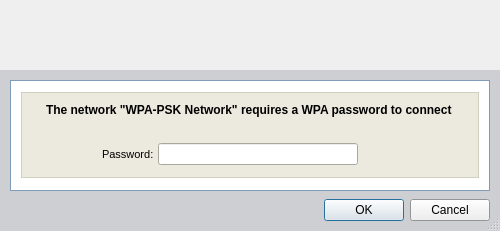
Before: the Qt Designer form xsupplicant-ui/Skins/Default/PSKWindow.ui in Zero3K/xsupplicant, drawn with Qt 5.
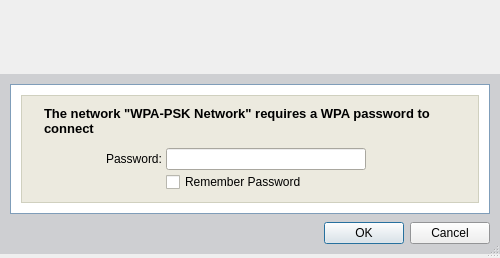
After: the same form once the commit is applied. Icons and pictures are not drawn.

Commit message: Mark connections made from SSID list as volatile Update password prompt dialogs to have option to remember password Don't show "hidden" SSIDs in SSID list Don't show volatile connections in connect dialog and in config dialog

The edit to the form file:
```diff
--- a/xsupplicant-ui/Skins/Default/PSKWindow.ui
+++ b/xsupplicant-ui/Skins/Default/PSKWindow.ui
@@ -6,21 +6,33 @@
     <x>0</x>
     <y>0</y>
     <width>500</width>
-    <height>231</height>
+    <height>258</height>
    </rect>
   </property>
+  <property name="sizePolicy" >
+   <sizepolicy vsizetype="Fixed" hsizetype="Preferred" >
+    <horstretch>0</horstretch>
+    <verstretch>0</verstretch>
+   </sizepolicy>
+  </property>
   <property name="minimumSize" >
    <size>
     <width>500</width>
-    <height>231</height>
+    <height>258</height>
    </size>
   </property>
   <property name="maximumSize" >
    <size>
     <width>500</width>
-    <height>231</height>
+    <height>258</height>
    </size>
   </property>
+  <property name="font" >
+   <font>
+    <family>Arial</family>
+    <pointsize>9</pointsize>
+   </font>
+  </property>
   <property name="windowTitle" >
    <string/>
   </property>
@@ -116,6 +128,12 @@
    </item>
    <item>
     <widget class="QFrame" name="mainFrame" >
+     <property name="sizePolicy" >
+      <sizepolicy vsizetype="Fixed" hsizetype="Preferred" >
+       <horstretch>0</horstretch>
+       <verstretch>0</verstretch>
+      </sizepolicy>
+     </property>
      <property name="palette" >
       <palette>
        <active>
@@ -207,6 +225,12 @@
       </property>
       <item>
        <widget class="QFrame" name="outerCosmeticFrame" >
+        <property name="sizePolicy" >
+         <sizepolicy vsizetype="Fixed" hsizetype="Preferred" >
+          <horstretch>0</horstretch>
+          <verstretch>0</verstretch>
+         </sizepolicy>
+        </property>
         <property name="palette" >
          <palette>
           <active>
@@ -331,13 +355,13 @@
            <property name="minimumSize" >
             <size>
              <width>16</width>
-             <height>86</height>
+             <height>16</height>
             </size>
            </property>
            <property name="maximumSize" >
             <size>
              <width>16777215</width>
-             <height>86</height>
+             <height>16777215</height>
             </size>
            </property>
            <property name="palette" >
@@ -475,13 +499,13 @@
                 <number>0</number>
                </property>
                <property name="leftMargin" >
-                <number>14</number>
+                <number>12</number>
                </property>
                <property name="topMargin" >
                 <number>0</number>
                </property>
                <property name="rightMargin" >
-                <number>14</number>
+                <number>12</number>
                </property>
                <property name="bottomMargin" >
                 <number>0</number>
@@ -527,8 +551,8 @@
                  </property>
                  <property name="font" >
                   <font>
-                   <family>MS Shell Dlg 2</family>
-                   <pointsize>9</pointsize>
+                   <family>Arial</family>
+                   <pointsize>10</pointsize>
                    <weight>75</weight>
                    <bold>true</bold>
                   </font>
@@ -561,7 +585,7 @@
               <property name="minimumSize" >
                <size>
                 <width>16</width>
-                <height>22</height>
+                <height>16</height>
                </size>
               </property>
               <property name="frameShape" >
@@ -587,7 +611,37 @@
                 <number>0</number>
                </property>
                <item>
-                <widget class="QFrame" name="passwordFrame" >
+                <widget class="QFrame" name="labelsFrame" >
+                 <property name="sizePolicy" >
+                  <sizepolicy vsizetype="Preferred" hsizetype="Preferred" >
+                   <horstretch>0</horstretch>
+                   <verstretch>0</verstretch>
+                  </sizepolicy>
+                 </property>
+                 <property name="frameShape" >
+                  <enum>QFrame::NoFrame</enum>
+                 </property>
+                 <property name="frameShadow" >
+                  <enum>QFrame::Raised</enum>
+                 </property>
+                 <layout class="QVBoxLayout" >
+                  <property name="spacing" >
+                   <number>6</number>
+                  </property>
+                  <property name="leftMargin" >
+                   <number>0</number>
+                  </property>
+                  <property name="topMargin" >
+                   <number>0</number>
+                  </property>
+                  <property name="rightMargin" >
+                   <number>0</number>
+                  </property>
+                  <property name="bottomMargin" >
+                   <number>0</number>
+                  </property>
+                  <item>
+                   <widget class="QFrame" name="frame_10" >
                  <property name="sizePolicy" >
                   <sizepolicy vsizetype="Fixed" hsizetype="Preferred" >
                    <horstretch>0</horstretch>
@@ -636,7 +690,7 @@
                     <property name="sizeHint" >
                      <size>
                       <width>40</width>
-                      <height>20</height>
+                         <height>2</height>
                      </size>
                     </property>
                    </spacer>
@@ -700,20 +754,30 @@
                     </property>
                     <property name="font" >
                      <font>
-                      <family>MS Shell Dlg 2</family>
-                      <pointsize>8</pointsize>
+                         <family>Arial</family>
+                         <pointsize>9</pointsize>
                      </font>
                     </property>
                     <property name="text" >
                      <string>Password:</string>
                     </property>
-                    <property name="alignment" >
-                     <set>Qt::AlignLeading|Qt::AlignLeft|Qt::AlignVCenter</set>
+                      </widget>
+                     </item>
+                    </layout>
+                   </widget>
+                  </item>
+                  <item>
+                   <spacer>
+                    <property name="orientation" >
+                     <enum>Qt::Vertical</enum>
                     </property>
-                    <property name="indent" >
-                     <number>0</number>
+                    <property name="sizeHint" >
+                     <size>
+                      <width>20</width>
+                      <height>2</height>
+                     </size>
                     </property>
-                   </widget>
+                   </spacer>
                   </item>
                  </layout>
                 </widget>
@@ -734,7 +798,7 @@
                  </property>
                  <layout class="QVBoxLayout" >
                   <property name="spacing" >
-                   <number>8</number>
+                   <number>2</number>
                   </property>
                   <property name="leftMargin" >
                    <number>0</number>
@@ -756,10 +820,53 @@
                       <height>22</height>
                      </size>
                     </property>
+                    <property name="maximumSize" >
+                     <size>
+                      <width>16777215</width>
+                      <height>22</height>
+                     </size>
+                    </property>
+                    <property name="palette" >
+                     <palette>
+                      <active>
+                       <colorrole role="WindowText" >
+                        <brush brushstyle="SolidPattern" >
+                         <color alpha="255" >
+                          <red>0</red>
+                          <green>0</green>
+                          <blue>0</blue>
+                         </color>
+                        </brush>
+                       </colorrole>
+                      </active>
+                      <inactive>
+                       <colorrole role="WindowText" >
+                        <brush brushstyle="SolidPattern" >
+                         <color alpha="255" >
+                          <red>0</red>
+                          <green>0</green>
+                          <blue>0</blue>
+                         </color>
+                        </brush>
+                       </colorrole>
+                      </inactive>
+                      <disabled>
+                       <colorrole role="WindowText" >
+                        <brush brushstyle="SolidPattern" >
+                         <color alpha="255" >
+                          <red>127</red>
+                          <green>127</green>
+                          <blue>127</blue>
+                         </color>
+                        </brush>
+                       </colorrole>
+                      </disabled>
+                     </palette>
+                    </property>
                     <property name="font" >
                      <font>
-                      <family>MS Shell Dlg 2</family>
-                      <pointsize>8</pointsize>
+                      <family>Arial</family>
+                      <pointsize>9</pointsize>
                      </font>
                     </property>
                     <property name="echoMode" >
@@ -767,6 +874,56 @@
                     </property>
                    </widget>
                   </item>
+                  <item>
+                   <widget class="QCheckBox" name="checkBoxRemember" >
+                    <property name="palette" >
+                     <palette>
+                      <active>
+                       <colorrole role="WindowText" >
+                        <brush brushstyle="SolidPattern" >
+                         <color alpha="255" >
+                          <red>0</red>
+                          <green>0</green>
+                          <blue>0</blue>
+                         </color>
+                        </brush>
+                       </colorrole>
+                      </active>
+                      <inactive>
+                       <colorrole role="WindowText" >
+                        <brush brushstyle="SolidPattern" >
+                         <color alpha="255" >
+                          <red>0</red>
+                          <green>0</green>
+                          <blue>0</blue>
+                         </color>
+                        </brush>
+                       </colorrole>
+                      </inactive>
+                      <disabled>
+                       <colorrole role="WindowText" >
+                        <brush brushstyle="SolidPattern" >
+                         <color alpha="255" >
+                          <red>127</red>
+                          <green>127</green>
+                          <blue>127</blue>
+                         </color>
+                        </brush>
+                       </colorrole>
+                      </disabled>
+                     </palette>
+                    </property>
+                    <property name="font" >
+                     <font>
+                      <family>Arial</family>
+                      <pointsize>9</pointsize>
+                     </font>
+                    </property>
+                    <property name="text" >
+                     <string>Remember Password</string>
+                    </property>
+                   </widget>
+                  </item>
                  </layout>
                 </widget>
                </item>
@@ -780,7 +937,7 @@
                  </property>
                  <property name="sizeHint" >
                   <size>
-                   <width>110</width>
+                   <width>102</width>
                    <height>20</height>
                   </size>
                  </property>
```
Left out of the diff: 4 changed lines with no effect on the pictures. Lines whose indentation alone changed are shown as unchanged. The commit also changes 7 other files.
